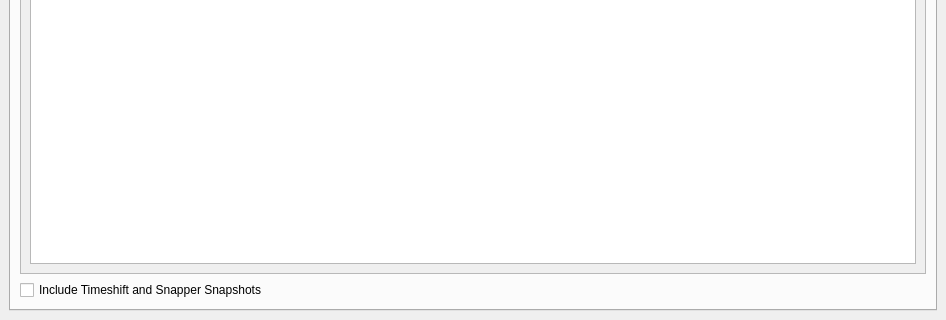
Qt form btrfs-assistant.ui (bkmo/btrfs-assistant-bkmo) before a commit; both pictures show x 0 to 946 and y 397 to 717 of the 946 by 717 pixel window.
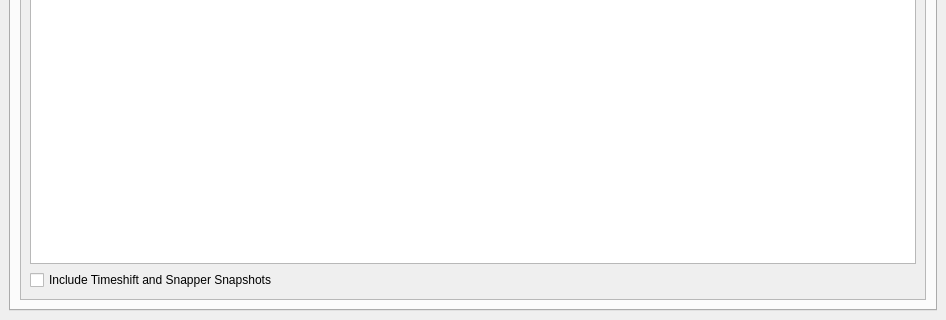
The same form after that commit. The open tabs and pages were chosen to show the change. Icons and pictures are not drawn.

Commit message: Move checkbox into scroll area

The edit to the form file:
```diff
--- a/btrfs-assistant.ui
+++ b/btrfs-assistant.ui
@@ -444,19 +444,6 @@
         <string>Subvolumes</string>
        </attribute>
        <layout class="QGridLayout" name="gridLayout_3">
-        <item row="1" column="0">
-         <widget class="QCheckBox" name="checkBox_subvolIncludeSnapshots">
-          <property name="toolTip">
-           <string>&lt;html&gt;&lt;head/&gt;&lt;body&gt;&lt;p&gt;Include children subvolumes of .snapshots and timeshift folders.&lt;/p&gt;&lt;/body&gt;&lt;/html&gt;</string>
-          </property>
-          <property name="text">
-           <string>Include Timeshift and Snapper Snapshots</string>
-          </property>
-          <property name="checked">
-           <bool>false</bool>
-          </property>
-         </widget>
-        </item>
         <item row="0" column="0">
          <widget class="QScrollArea" name="scrollArea_subvolumes">
           <property name="widgetResizable">
@@ -468,7 +455,7 @@
              <x>0</x>
              <y>0</y>
              <width>904</width>
-             <height>619</height>
+             <height>648</height>
             </rect>
            </property>
            <layout class="QGridLayout" name="gridLayout_10">
@@ -535,6 +522,29 @@
               </layout>
              </widget>
             </item>
+            <item row="1" column="0">
+             <widget class="QTableView" name="tableView_subvols">
+              <property name="selectionMode">
+               <enum>QAbstractItemView::SingleSelection</enum>
+              </property>
+              <property name="selectionBehavior">
+               <enum>QAbstractItemView::SelectRows</enum>
+              </property>
+             </widget>
+            </item>
+            <item row="2" column="0">
+             <widget class="QCheckBox" name="checkBox_subvolIncludeSnapshots">
+              <property name="toolTip">
+               <string>&lt;html&gt;&lt;head/&gt;&lt;body&gt;&lt;p&gt;Include children subvolumes of .snapshots and timeshift folders.&lt;/p&gt;&lt;/body&gt;&lt;/html&gt;</string>
+              </property>
+              <property name="text">
+               <string>Include Timeshift and Snapper Snapshots</string>
+              </property>
+              <property name="checked">
+               <bool>false</bool>
+              </property>
+             </widget>
+            </item>
            </layout>
           </widget>
          </widget>
```
Left out of the diff: 10 changed lines with no effect on the pictures.
